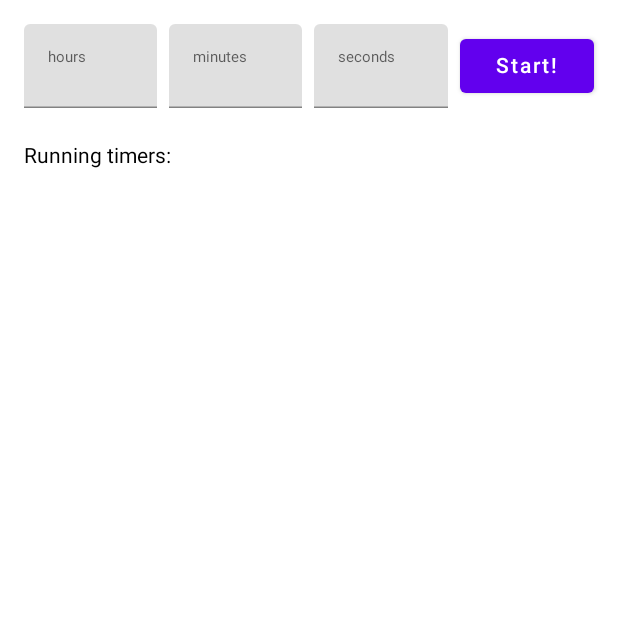
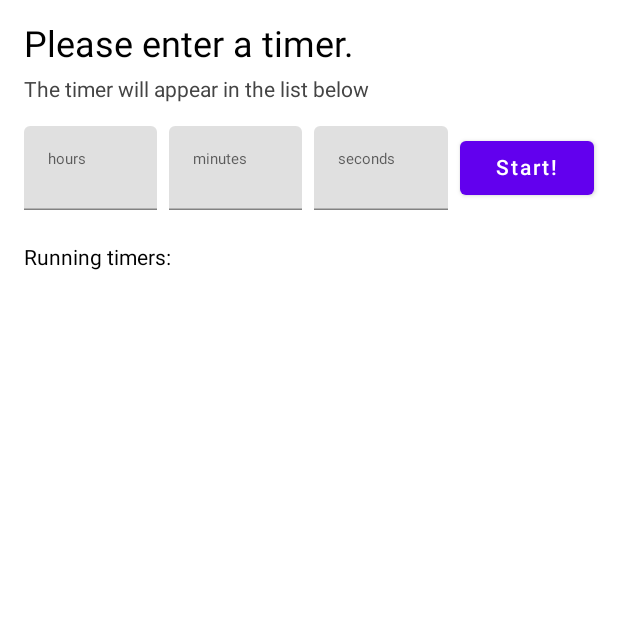
Before and after one commit to AshSutty1208/TimerApp, an Android app built with Jetpack Compose: the screen it shows after launch (MainActivity), on a phone screen of 412 x 824 dp, the top half of it. Run offline under Robolectric (Android 15) with nearby library versions, the phone set to English and light mode, and no system bars; our stand-ins replace Dagger/Hilt's generated code, livedata-compose.

Commit message:
Update MainActivity.kt

```diff
--- a/app/src/main/java/com/yougov/aevum/MainActivity.kt
+++ b/app/src/main/java/com/yougov/aevum/MainActivity.kt
@@ -10,6 +10,7 @@ import androidx.compose.foundation.layout.*
 import androidx.compose.foundation.layout.Arrangement.spacedBy
 import androidx.compose.foundation.lazy.LazyColumn
 import androidx.compose.foundation.lazy.items
+import androidx.compose.foundation.text.KeyboardOptions
 import androidx.compose.material.*
 import androidx.compose.runtime.*
 import androidx.compose.runtime.livedata.observeAsState
@@ -17,11 +18,13 @@ import androidx.compose.runtime.saveable.rememberSaveable
 import androidx.compose.runtime.snapshots.SnapshotStateList
 import androidx.compose.ui.Alignment
 import androidx.compose.ui.Modifier
+import androidx.compose.ui.graphics.Color
 import androidx.compose.ui.platform.testTag
 import androidx.compose.ui.res.colorResource
 import androidx.compose.ui.text.TextStyle
 import androidx.compose.ui.text.font.FontFamily
 import androidx.compose.ui.text.font.FontWeight
+import androidx.compose.ui.text.input.KeyboardType
 import androidx.compose.ui.text.style.TextOverflow
 import androidx.compose.ui.tooling.preview.Preview
 import androidx.compose.ui.unit.dp
@@ -57,6 +60,20 @@ fun TimersScreen(viewModel: MainViewModel,
                     onAddTimer: (String, String, String) -> Unit) {
     Surface {
         Column(modifier = Modifier.padding(16.dp)) {
+            Text(
+                text = "Please enter a timer.",
+                maxLines = 1,
+                overflow = TextOverflow.Ellipsis,
+                style = TextStyle(fontSize = 24.sp)
+            )
+            Spacer(modifier = Modifier.height(8.dp))
+            Text(
+                text = "The timer will appear in the list below",
+                maxLines = 1,
+                overflow = TextOverflow.Ellipsis,
+                style = TextStyle(fontSize = 14.sp, color = Color.DarkGray)
+            )
+            Spacer(modifier = Modifier.height(16.dp))
             NewTimer(onAddTimer)
             Spacer(modifier = Modifier.height(24.dp))
             Text("Running timers:")
@@ -96,7 +113,9 @@ fun NewTimer(onAddTimer: (String, String, String) -> Unit) {
             modifier = Modifier
                 .weight(1f)
                 .testTag("hours"),
-            onValueChange = { hours = it })
+            onValueChange = {
+                hours = it
+            })
 
         TimeInput(placeholderText = "minutes",
             modifier = Modifier
@@ -137,6 +156,7 @@ fun TimeInput(placeholderText: String, modifier: Modifier = Modifier, onValueCha
                 style = TextStyle(fontSize = 10.sp)
             )
         },
+        keyboardOptions = KeyboardOptions(keyboardType = KeyboardType.Number),
         modifier = modifier
     )
 }
```
